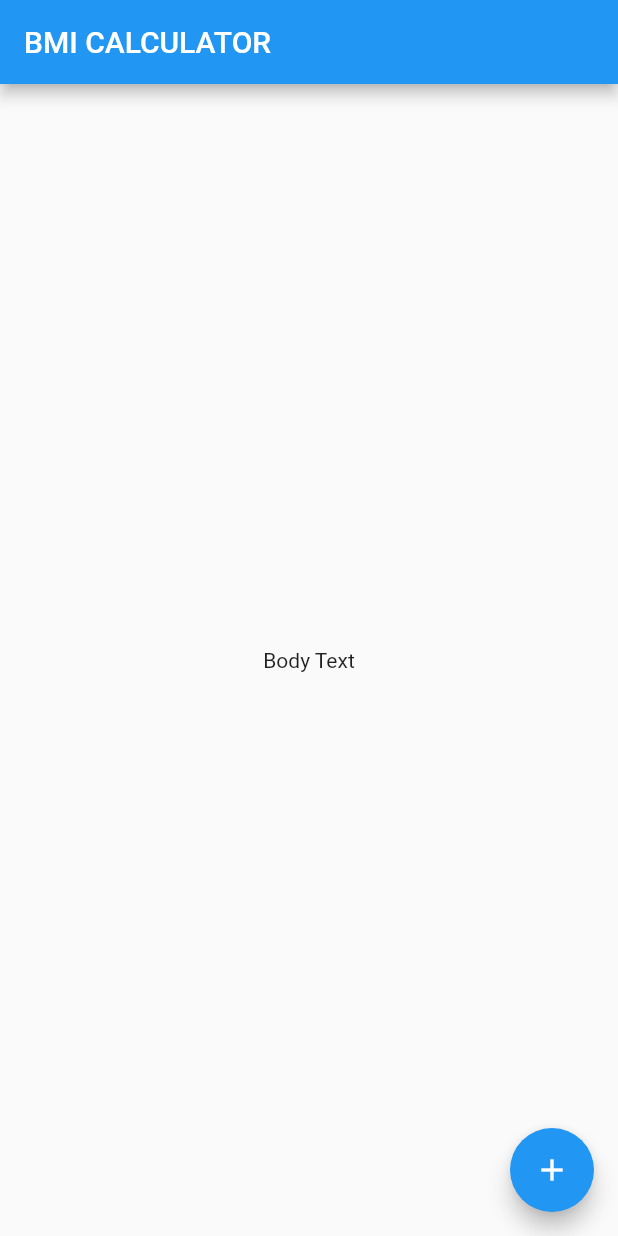
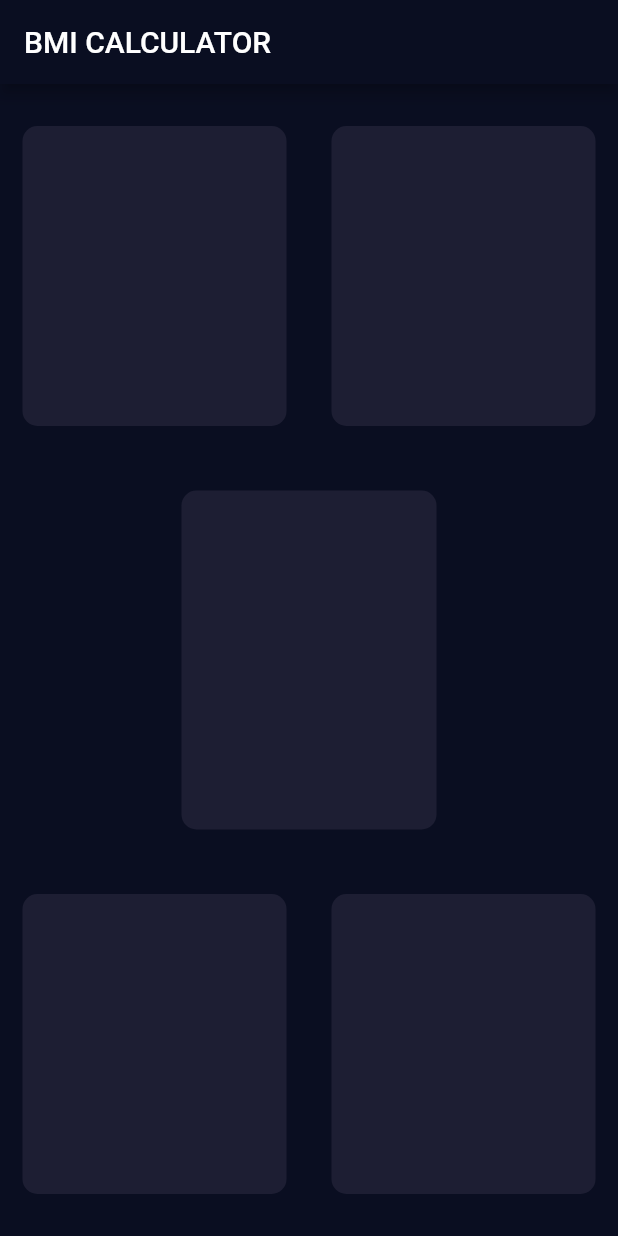
Before and after one commit to pratikrana1998/bmi_calculator_flutter, a Flutter app: the screen it shows after launch, on a phone screen of 412 x 824 dp. Run offline on Flutter 3.47's test engine with Material 2 defaults, Android fonts, the phone set to English and light mode, and no system bars.

Commit message:
adding flutter theme and creating reusable card componenet

```diff
--- /dev/null
+++ b/lib/input_page.dart
@@ -0,0 +1,55 @@
+import 'package:flutter/cupertino.dart';
+import 'package:flutter/material.dart';
+
+class InputPage extends StatefulWidget {
+  @override
+  _InputPageState createState() => _InputPageState();
+}
+
+class _InputPageState extends State<InputPage> {
+  @override
+  Widget build(BuildContext context) {
+    return Scaffold(
+      appBar: AppBar(
+        title: Text('BMI CALCULATOR'),
+      ),
+      body: Column(
+        children: <Widget>[
+          Expanded(child: Row(
+            children: <Widget>[
+              Expanded(child: ReusableCard(colour: Color(0xFF1D1E33)),),
+              Expanded(child: ReusableCard(colour: Color(0xFF1D1E33)),),
+            ],
+          ),),
+          Expanded(child: ReusableCard(colour: Color(0xFF1D1E33)),),
+          Expanded(child: Row(
+            children: <Widget>[
+              Expanded(child: ReusableCard(colour: Color(0xFF1D1E33)),),
+              Expanded(child: ReusableCard(colour: Color(0xFF1D1E33)),),
+            ],
+          ),),
+        ],
+      ),
+    );
+  }
+}
+
+class ReusableCard extends StatelessWidget {
+
+  ReusableCard({@required this.colour });
+
+  final Color colour;
+
+  @override
+  Widget build(BuildContext context) {
+    return Container(
+      margin: EdgeInsets.all(15.0),
+      decoration: BoxDecoration(
+        color: colour,
+        borderRadius: BorderRadius.circular(10.0),
+      ),
+      height: 200.0,
+      width: 170.0,
+    );
+  }
+}
--- a/lib/main.dart
+++ b/lib/main.dart
@@ -1,4 +1,5 @@
 import 'package:flutter/material.dart';
+import 'input_page.dart';
 
 void main() => runApp(BMICalculator());
 
@@ -6,29 +7,12 @@ class BMICalculator extends StatelessWidget {
   @override
   Widget build(BuildContext context) {
     return MaterialApp(
+      theme: ThemeData.dark().copyWith(
+          primaryColor: Color(0xFF0A0E21),
+          scaffoldBackgroundColor: Color(0xFF0A0E21),
+          textTheme: TextTheme(body1: TextStyle(color: Color(0xFFFFFFFF))),
+      ),
       home: InputPage(),
     );
   }
 }
-
-class InputPage extends StatefulWidget {
-  @override
-  _InputPageState createState() => _InputPageState();
-}
-
-class _InputPageState extends State<InputPage> {
-  @override
-  Widget build(BuildContext context) {
-    return Scaffold(
-      appBar: AppBar(
-        title: Text('BMI CALCULATOR'),
-      ),
-      body: Center(
-        child: Text('Body Text'),
-      ),
-      floatingActionButton: FloatingActionButton(
-        child: Icon(Icons.add),
-      ),
-    );
-  }
-}
```
Also changed, not shown: 1 other file.
